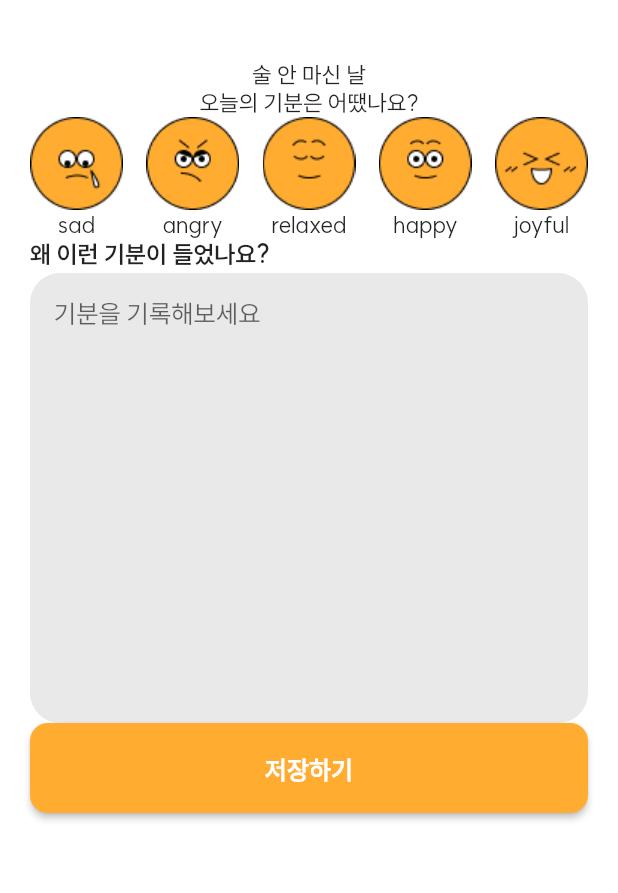
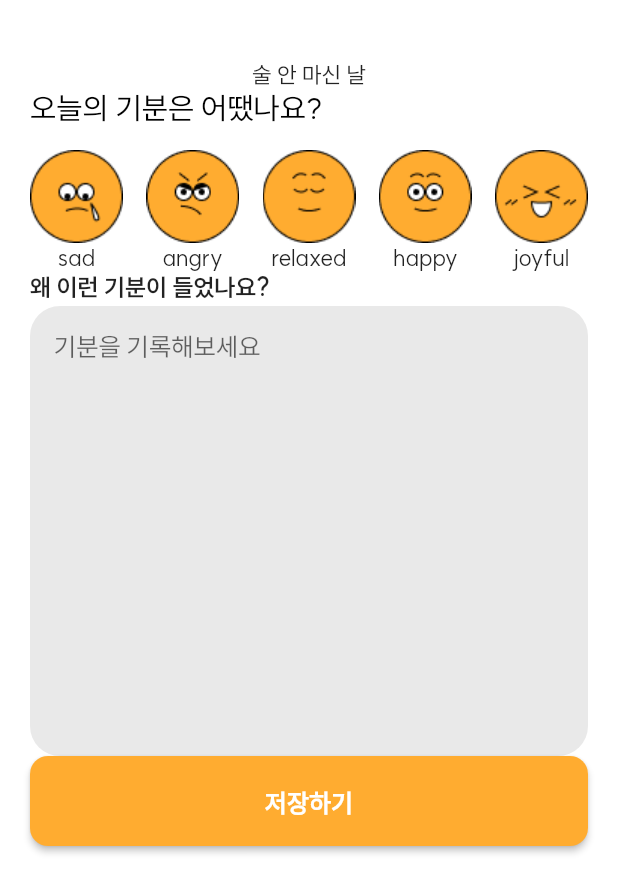
Before and after one commit to coitloz88/Alcohol-Free, a Flutter app: the SobrietyJournalPageView screen opened directly, on a phone screen of 412 x 824 dp. Shown: the top 893 px of the screen. Run offline on Flutter 3.47's test engine with Material 2 defaults, Android fonts, the phone set to English and light mode, and no system bars; our stand-ins replace cloud_firestore, dropdown_button2, firebase_auth, firebase_core, flutter_local_notifications, font_awesome_flutter and 3 more; missing offline and left inert: flutter_timeline_calendar, quantity_input; accounts and stored records are empty; network calls fail; project files that could hold a hidden picture were left out.

Commit message:
기분 클릭 표시 (#57)

```diff
--- a/lib/app/widgets/mood_selection_row.dart
+++ b/lib/app/widgets/mood_selection_row.dart
@@ -6,14 +6,22 @@ import 'package:get/get.dart';
 class MoodSelectionRow extends StatelessWidget {
   MoodSelectionRow(this.moodTypeWrapper, {Key? key}) : super(key: key);
   MoodTypeWrapper moodTypeWrapper;
+
   @override
   Widget build(BuildContext context) {
     return Column(
+      crossAxisAlignment: CrossAxisAlignment.start,
       children: [
         Text(
           '오늘의 기분은 어땠나요?',
+          style: TextStyle(
+            fontSize: 20,
+            color: Colors.black,
           ),
-        Row(
+        ),
+        Container(
+          padding: EdgeInsets.only(top: 16),
+          child: Row(
             mainAxisSize: MainAxisSize.max,
             mainAxisAlignment: MainAxisAlignment.spaceBetween,
             children: [
@@ -23,6 +31,7 @@ class MoodSelectionRow extends StatelessWidget {
               MoodButton(MoodType.happy, moodTypeWrapper),
               MoodButton(MoodType.joyful, moodTypeWrapper),
             ],
+          ),
         )
       ],
     );
@@ -32,6 +41,7 @@ class MoodSelectionRow extends StatelessWidget {
 class MoodButton extends StatefulWidget {
   MoodButton(this.moodType, this.moodTypeWrapper, {Key? key}) : super(key: key);
   final MoodType moodType;
+  bool clicked = false;
   MoodTypeWrapper moodTypeWrapper;
 
   @override
@@ -45,10 +55,25 @@ class _MoodButtonState extends State<MoodButton> {
       onTap: () {
         widget.moodTypeWrapper.moodType = widget.moodType;
         print(widget.moodTypeWrapper.moodType);
+        setState(() {
+          widget.clicked = !widget.clicked;
+        });
       },
       child: Column(
         children: [
+          Stack(
+            children: [
               Image.asset('assets/images/${widget.moodType.name}.png'),
+              Container(
+                height: 62,
+                width: 62,
+                decoration: BoxDecoration(
+                  borderRadius: BorderRadius.circular(100),
+                  color: !widget.clicked ? Color(0x000000) : Color(0x55000000),
+                ),
+              )
+            ],
+          ),
           Text(widget.moodType.name)
         ],
       ),
```
Lines whose indentation alone changed are shown as unchanged.
